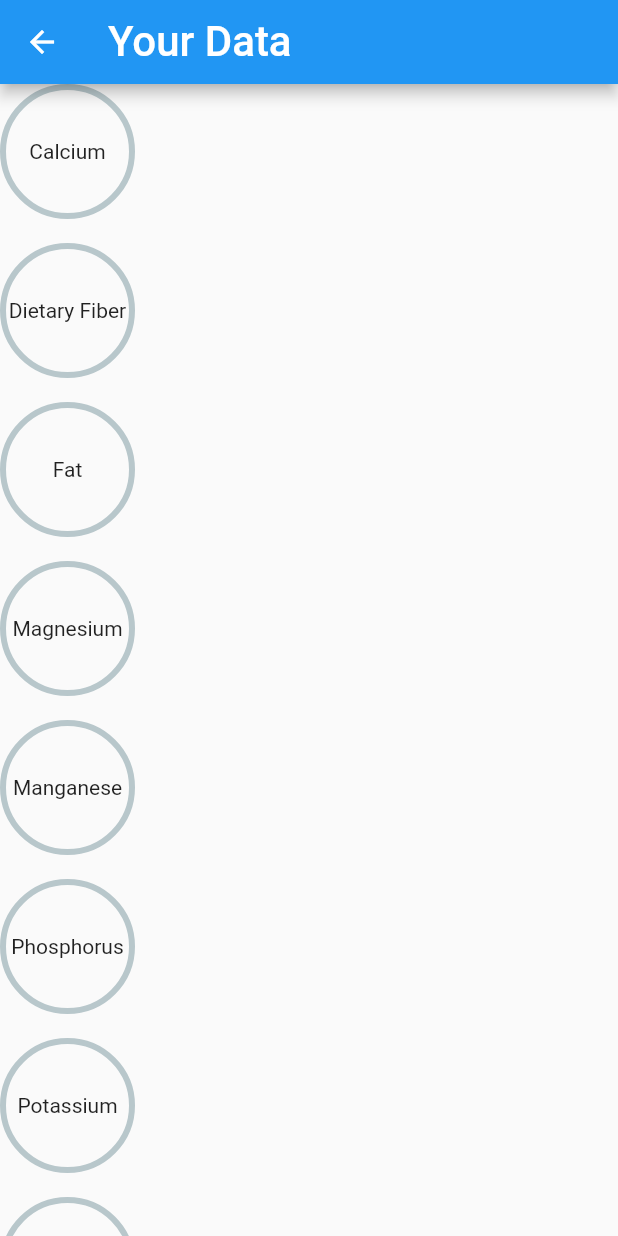
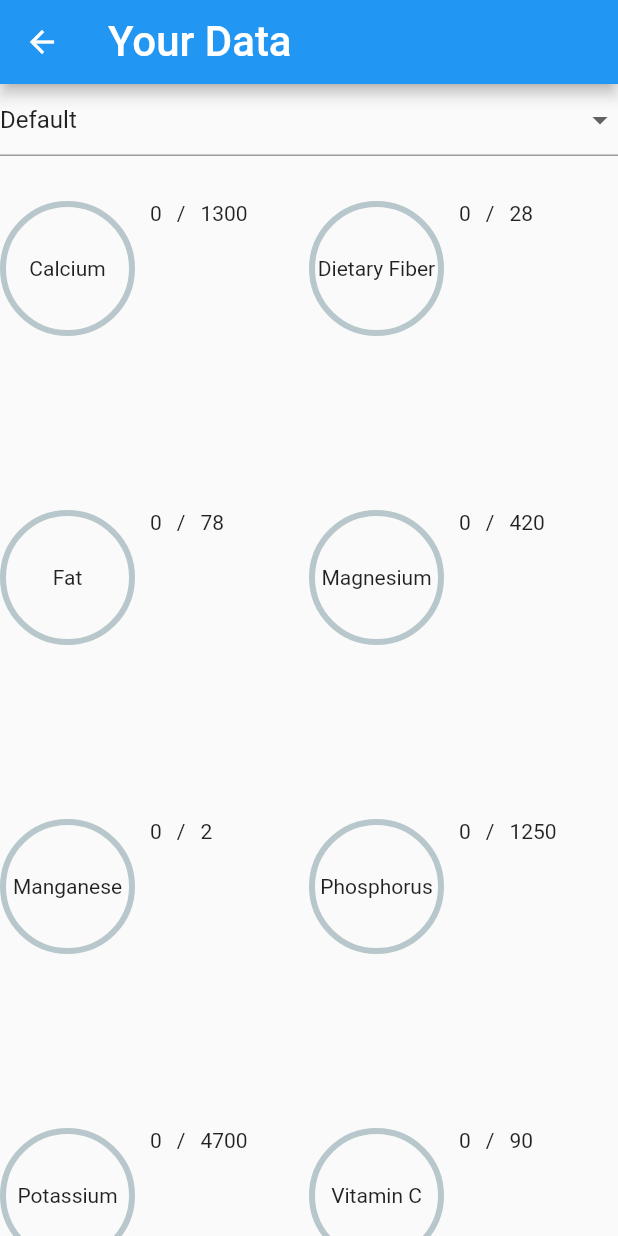
Before and after one commit to 3LI-N/NotACalorieTracker, a Flutter app: the UserVisualisation screen opened directly, on a phone screen of 412 x 824 dp. Run offline on Flutter 3.47's test engine with Material 2 defaults, Android fonts, the phone set to English and light mode, and no system bars; drawn by our look-alikes of percent_indicator; our stand-ins replace csv; project files that could hold a hidden picture were left out.

Commit message:
got multiple pie charts in a row

```diff
--- a/lib/dailyvaluelist.dart
+++ b/lib/dailyvaluelist.dart
@@ -11,7 +11,7 @@ class NutrientDVList {
     required this.unitName,
   });
 
-  List<NutrientDVList> nutrientDVList() {
+  List<NutrientDVList> nutrientDVList(plan) {
     //maybe add "plan" as argument to function later
     double calciumDV = 1300;
     double fiberDV = 28;
@@ -41,20 +41,19 @@ class NutrientDVList {
     double proteinDV = 50;
     double saturatedFatDV = 20;
     double cholineDV = 550;
-    String plan = "default";
-    if (plan == "heart") {
+    if (plan == "Heart") {
       cholesterolDV = 300 * 0.8;
-    } else if (plan == "blood pressure") {
+    } else if (plan == "Blood Pressure") {
       fatDV = 78 * 0.85;
       sodiumDV = 2300 * 0.8;
       carbohydrateDV = 275 * 0.9;
       cholesterolDV = 300 * 0.8;
       saturatedFatDV = 20 * 0.8;
-    } else if (plan == "bulk") {
+    } else if (plan == "Bulk") {
       fatDV = 78 * 1.1;
       carbohydrateDV = 275 * 1.2;
       proteinDV = 50 * 1.3;
-    } else if (plan == "brain") {
+    } else if (plan == "Brain") {
       fatDV = 78 * 1.1;
       saturatedFatDV = 20 * 1.1;
       vitaminKDV *= 1.15;
@@ -62,21 +61,12 @@ class NutrientDVList {
       magnesiumDV *= 1.15;
       copperDV *= 1.15;
       ironDV *= 1.15;
-    } else if (plan == "Erectile Dysfunction") {
-      vitaminDDV *= 1.2;
-      fatDV *= 0.9;
-      saturatedFatDV *= 0.9;
-    } else if (plan == "sex drive") {
-      magnesiumDV *= 1.1;
-      ironDV *= 1.1;
-      vitaminDDV *= 1.1;
-      zincDV *= 1.1;
-    } else if (plan == "energy") {
+    } else if (plan == "Energy") {
       pantothenicAcidDV *= 1.15;
       vitaminB6DV *= 1.15;
       vitaminB12DV *= 1.15;
       vitaminDDV *= 1.15;
-    } else if (plan == "metabolism") {
+    } else if (plan == "Metabolism") {
       vitaminB12DV *= 1.15;
       vitaminB6DV *= 1.15;
       niacinDV *= 1.15;
@@ -87,13 +77,22 @@ class NutrientDVList {
       calciumDV *= 1.1;
       ironDV *= 1.1;
       magnesiumDV *= 1.1;
-    } else if (plan == "immune system") {
+    } else if (plan == "Immune System") {
       vitaminCDV *= 1.15;
       vitaminEDV *= 1.15;
       vitaminADV *= 1.15;
       vitaminDDV *= 1.15;
       ironDV *= 1.1;
       seleniumDV *= 1.1;
+      zincDV *= 1.1;
+    } else if (plan == "Erectile Dysfunction") {
+      vitaminDDV *= 1.2;
+      fatDV *= 0.9;
+      saturatedFatDV *= 0.9;
+    } else if (plan == "Libido") {
+      magnesiumDV *= 1.1;
+      ironDV *= 1.1;
+      vitaminDDV *= 1.1;
       zincDV *= 1.1;
     }
 
--- a/lib/user_profile.dart
+++ b/lib/user_profile.dart
@@ -13,6 +13,20 @@ class UserProfile extends StatefulWidget {
   _UserProfileState createState() => _UserProfileState();
 }
 
+String dropdownValue = "default";
+
+List<DropdownMenuItem<String>> get dropdownItems {
+  List<DropdownMenuItem<String>> menuItems = [
+    DropdownMenuItem(child: Text("Default"), value: "Default"),
+    DropdownMenuItem(child: Text("Blood Pressure"), value: "Blood Pressure"),
+    DropdownMenuItem(child: Text("Brain"), value: "Brain"),
+    DropdownMenuItem(child: Text("Energy"), value: "Energy"),
+    DropdownMenuItem(child: Text("Metabolism"), value: "Metabolism"),
+    DropdownMenuItem(child: Text("Immune system"), value: "Immune System"),
+  ];
+  return dropdownItems;
+}
+
 class _UserProfileState extends State<UserProfile> {
   var nutrientDVList = NutrientDVList(
       displayName: '', usdaName: '', dailyValue: 0, unitName: '');
@@ -20,7 +34,7 @@ class _UserProfileState extends State<UserProfile> {
 
   @override
   void initState() {
-    _nutrientDVList = nutrientDVList.nutrientDVList();
+    _nutrientDVList = nutrientDVList.nutrientDVList("default");
     super.initState();
   }
 
@@ -36,8 +50,30 @@ class _UserProfileState extends State<UserProfile> {
           style: TextStyle(fontSize: 28),
         ),
       ),
+      // body: DropdownButton(
+      //   items:
+      //       <String>['Brain', 'Blood Pressure', 'Energy'].map((String value) {
+      //     return DropdownMenuItem<String>(
+      //       value: value,
+      //       child: Text(value),
+      //     );
+      //   }).toList(),
+      //   onChanged: (_) {},
+      // ),
       body: Column(
         children: [
+          // dropdownValue != "Default"
+          DropdownButton(
+            items: <String>['Brain', 'Blood Pressure', 'Energy']
+                .map((String value) {
+              return DropdownMenuItem<String>(
+                value: value,
+                child: Text(value),
+              );
+            }).toList(),
+            onChanged: (_) {},
+          ),
+          // : Container(),
           Container(
             child: _nutrientDVList.isEmpty
                 ? const Center(
--- a/lib/user_visualisation.dart
+++ b/lib/user_visualisation.dart
@@ -1,4 +1,5 @@
 import 'package:flutter/material.dart';
+import 'package:flutter_nutrient_app/user_profile.dart';
 import 'package:provider/provider.dart';
 import 'provider/nutrient_provider.dart';
 import '/models/usernutrientmodel.dart';
@@ -6,6 +7,8 @@ import 'dailyvaluelist.dart';
 import 'package:percent_indicator/percent_indicator.dart';
 
 import 'detail_screen.dart';
+
+String plan = "Default";
 
 class UserVisualisation extends StatefulWidget {
   const UserVisualisation({Key? key}) : super(key: key);
@@ -21,7 +24,8 @@ class _UserVisualisationState extends State<UserVisualisation> {
 
   @override
   void initState() {
-    _nutrientDVList = nutrientDVList.nutrientDVList();
+    plan = "Default";
+    _nutrientDVList = nutrientDVList.nutrientDVList(plan);
     super.initState();
   }
 
@@ -37,9 +41,41 @@ class _UserVisualisationState extends State<UserVisualisation> {
           style: TextStyle(fontSize: 28),
         ),
       ),
-      body: ListView.builder(
-          itemCount:
-          _nutrientDVList.length, // was userNutrients.length
+      body: Column(children: [
+        DropdownButtonFormField<String>(
+          value: plan,
+          items: <String>[
+            'Default',
+            'Brain',
+            'Heart',
+            'Blood Pressure',
+            'Energy',
+            'Metabolism',
+            'Immune System',
+            'Libido',
+            'Erectile Dysfunction'
+          ].map((String value) {
+            return DropdownMenuItem<String>(
+              value: value,
+              child: Text(value),
+            );
+          }).toList(),
+          onChanged: (String? newValue) {
+            setState(() {
+              plan = newValue.toString();
+              print(plan);
+              _nutrientDVList = nutrientDVList.nutrientDVList(plan);
+            });
+          },
+        ),
+        SizedBox(height: 30),
+        Expanded(
+          child: GridView.builder(
+              itemCount: _nutrientDVList.length,
+              gridDelegate: SliverGridDelegateWithFixedCrossAxisCount(
+                crossAxisCount: 2,
+                childAspectRatio: 1,
+              ),
               itemBuilder: (context, index) {
                 //String key = userNutrients.keys.elementAt(index);
                 //UserNutrient nutrient = userNutrients[key];
@@ -48,8 +84,7 @@ class _UserVisualisationState extends State<UserVisualisation> {
                 bool overreccomendation = false;
                 if (userNutrients.containsKey(nutrient.usdaName) &&
                     userNutrients[nutrient.usdaName] != null) {
-              percentDV =
-                  userNutrients[nutrient.usdaName].amount *
+                  percentDV = userNutrients[nutrient.usdaName].amount *
                       100 /
                       nutrient.dailyValue;
                   if ((percentDV / 100) > 1.0) {
@@ -65,20 +100,36 @@ class _UserVisualisationState extends State<UserVisualisation> {
                       radius: 45.0,
                       lineWidth: 4.0,
                       animation: true,
-             percent: percentDV/100,
+                      percent: percentDV / 100,
                       center: Text("${nutrient.displayName}"),
                       //center: Text("${percentDV.toStringAsFixed(3)}"),
                       circularStrokeCap: CircularStrokeCap.round,
                       progressColor: Colors.green,
-             footer: overreccomendation ? new Text(
+                      footer: overreccomendation
+                          ? Text(
                               "Over Recommended Daily Intake!",
-               style:
-               new TextStyle(fontWeight: FontWeight.bold, color: Colors.red, fontSize: 17.0),
-             ) : Text(''),
+                              style: TextStyle(
+                                  fontWeight: FontWeight.bold,
+                                  color: Colors.red,
+                                  fontSize: 17.0),
+                            )
+                          : Text(''),
                     ),
+                    //maybe add numbers and units
+                    userNutrients.containsKey(nutrient.usdaName)
+                        ? Text(userNutrients[nutrient.usdaName]
+                            .amount
+                            .round()
+                            .toString())
+                        : Text("0"),
+                    Text("/"),
+                    Text(nutrient.dailyValue.round().toString()),
+                    // Text(userNutrients[nutrient.usdaName].unitName().toString())
                   ],
                 );
               }),
+        ),
+      ]),
     );
   }
 }
```
Lines whose indentation alone changed are shown as unchanged.
